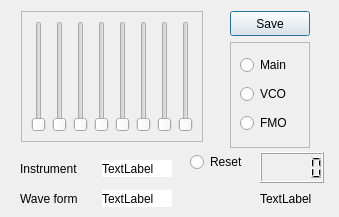
Above: OceanGUI/spectrum_dialog_class.ui from uglasmeyer/ocean before the change. Below: the same form after it.
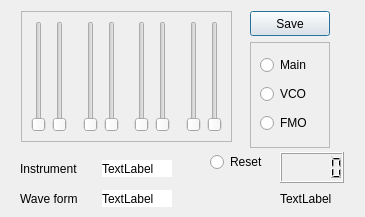
That is the form after the change.

Commit message: version 3.3.3 Frequency_class introduced

What changed in the file:
```diff
--- a/OceanGUI/spectrum_dialog_class.ui
+++ b/OceanGUI/spectrum_dialog_class.ui
@@ -6,7 +6,7 @@
    <rect>
     <x>0</x>
     <y>0</y>
-    <width>339</width>
+    <width>365</width>
     <height>217</height>
    </rect>
   </property>
@@ -460,7 +460,7 @@
     <rect>
      <x>21</x>
      <y>11</y>
-     <width>182</width>
+     <width>211</width>
      <height>131</height>
     </rect>
    </property>
@@ -471,6 +471,29 @@
     <enum>QFrame::Raised</enum>
    </property>
    <layout class="QGridLayout" name="gridLayout_2">
+    <item row="0" column="4">
+     <widget class="QSlider" name="vS_4">
+      <property name="maximum">
+       <number>100</number>
+      </property>
+      <property name="orientation">
+       <enum>Qt::Vertical</enum>
+      </property>
+     </widget>
+    </item>
+    <item row="0" column="2">
+     <spacer name="horizontalSpacer">
+      <property name="orientation">
+       <enum>Qt::Horizontal</enum>
+      </property>
+      <property name="sizeHint" stdset="0">
+       <size>
+        <width>40</width>
+        <height>20</height>
+       </size>
+      </property>
+     </spacer>
+    </item>
     <item row="0" column="0">
      <widget class="QSlider" name="fS_1">
       <property name="maximum">
@@ -481,6 +504,26 @@
       </property>
      </widget>
     </item>
+    <item row="0" column="6">
+     <widget class="QSlider" name="fS_5">
+      <property name="maximum">
+       <number>100</number>
+      </property>
+      <property name="orientation">
+       <enum>Qt::Vertical</enum>
+      </property>
+     </widget>
+    </item>
+    <item row="0" column="9">
+     <widget class="QSlider" name="fS_7">
+      <property name="maximum">
+       <number>100</number>
+      </property>
+      <property name="orientation">
+       <enum>Qt::Vertical</enum>
+      </property>
+     </widget>
+    </item>
     <item row="0" column="1">
      <widget class="QSlider" name="vS_2">
       <property name="maximum">
@@ -491,18 +534,8 @@
       </property>
      </widget>
     </item>
-    <item row="0" column="2">
-     <widget class="QSlider" name="fS_3">
-      <property name="maximum">
-       <number>100</number>
-      </property>
-      <property name="orientation">
-       <enum>Qt::Vertical</enum>
-      </property>
-     </widget>
-    </item>
     <item row="0" column="3">
-     <widget class="QSlider" name="vS_4">
+     <widget class="QSlider" name="fS_3">
       <property name="maximum">
        <number>100</number>
       </property>
@@ -511,37 +544,7 @@
       </property>
      </widget>
     </item>
-    <item row="0" column="4">
-     <widget class="QSlider" name="fS_5">
-      <property name="maximum">
-       <number>100</number>
-      </property>
-      <property name="orientation">
-       <enum>Qt::Vertical</enum>
-      </property>
-     </widget>
-    </item>
-    <item row="0" column="5">
-     <widget class="QSlider" name="vS_6">
-      <property name="maximum">
-       <number>100</number>
-      </property>
-      <property name="orientation">
-       <enum>Qt::Vertical</enum>
-      </property>
-     </widget>
-    </item>
-    <item row="0" column="6">
-     <widget class="QSlider" name="fS_7">
-      <property name="maximum">
-       <number>100</number>
-      </property>
-      <property name="orientation">
-       <enum>Qt::Vertical</enum>
-      </property>
-     </widget>
-    </item>
-    <item row="0" column="7">
+    <item row="0" column="10">
      <widget class="QSlider" name="vS_8">
       <property name="maximum">
        <number>100</number>
@@ -551,12 +554,48 @@
       </property>
      </widget>
     </item>
+    <item row="0" column="7">
+     <widget class="QSlider" name="vS_6">
+      <property name="maximum">
+       <number>100</number>
+      </property>
+      <property name="orientation">
+       <enum>Qt::Vertical</enum>
+      </property>
+     </widget>
+    </item>
+    <item row="0" column="5">
+     <spacer name="horizontalSpacer_2">
+      <property name="orientation">
+       <enum>Qt::Horizontal</enum>
+      </property>
+      <property name="sizeHint" stdset="0">
+       <size>
+        <width>40</width>
+        <height>20</height>
+       </size>
+      </property>
+     </spacer>
+    </item>
+    <item row="0" column="8">
+     <spacer name="horizontalSpacer_3">
+      <property name="orientation">
+       <enum>Qt::Horizontal</enum>
+      </property>
+      <property name="sizeHint" stdset="0">
+       <size>
+        <width>40</width>
+        <height>20</height>
+       </size>
+      </property>
+     </spacer>
+    </item>
    </layout>
   </widget>
   <widget class="QPushButton" name="pB_save_spectrum">
    <property name="geometry">
     <rect>
-     <x>230</x>
+     <x>250</x>
      <y>11</y>
      <width>80</width>
      <height>25</height>
@@ -1071,7 +1110,7 @@
   <widget class="QFrame" name="frame_rb_osc">
    <property name="geometry">
     <rect>
-     <x>230</x>
+     <x>250</x>
      <y>42</y>
      <width>80</width>
      <height>106</height>
@@ -1120,7 +1159,7 @@
   <widget class="QLCDNumber" name="lcd_spectrumDisplay">
    <property name="geometry">
     <rect>
-     <x>260</x>
+     <x>280</x>
      <y>152</y>
      <width>64</width>
      <height>31</height>
@@ -1130,7 +1169,7 @@
   <widget class="QLabel" name="lbl_spectrumDisplay">
    <property name="geometry">
     <rect>
-     <x>260</x>
+     <x>280</x>
      <y>190</y>
      <width>66</width>
      <height>18</height>
@@ -1143,7 +1182,7 @@
   <widget class="QRadioButton" name="rb_reset">
    <property name="geometry">
     <rect>
-     <x>190</x>
+     <x>210</x>
      <y>150</y>
      <width>61</width>
      <height>24</height>
```
The commit also changes 56 other files.
